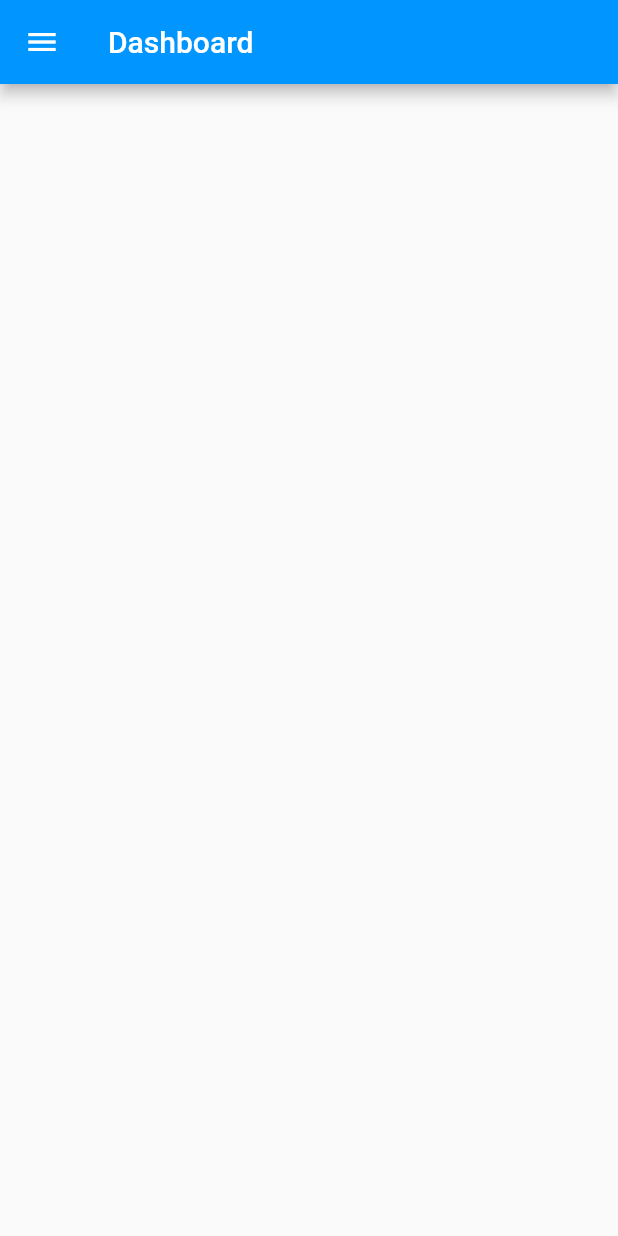
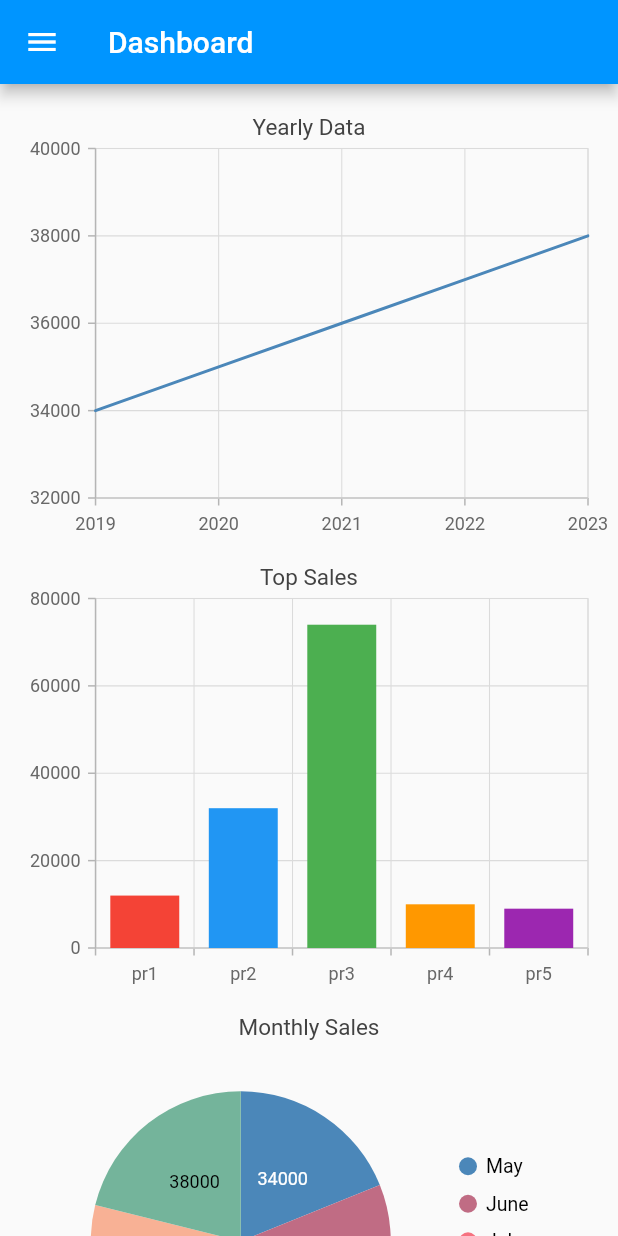
Before and after one commit to sally-AH/predict_pro_app, a Flutter app: the Dashboard screen opened directly, on a phone screen of 412 x 824 dp. Run offline on Flutter 3.47's test engine with Material 2 defaults, Android fonts, the phone set to English and light mode, and no system bars; our stand-ins replace cloud_firestore, firebase_auth, firebase_core, firebase_messaging, fl_chart, rive and 2 more; missing offline and left inert: flutter_launcher_icons; accounts and stored records are empty; project files that could hold a hidden picture were left out.

Commit message:
Frontend <> Added Yearly Chart

```diff
--- a/frontend/lib/dashboard.dart
+++ b/frontend/lib/dashboard.dart
@@ -4,6 +4,10 @@ import 'package:predict_pro/menu/side_menu.dart';
 import 'package:predict_pro/models/rive_asset.dart';
 import 'package:predict_pro/rive_utils.dart';
 import 'package:rive/rive.dart';
+import 'package:fl_chart/fl_chart.dart';
+// import 'package:fl_animated_linechart/fl_animated_linechart.dart';
+import 'package:syncfusion_flutter_charts/charts.dart';
+// import 'package:syncfusion_flutter_charts/sparkcharts.dart';
 
 class Dashboard extends StatefulWidget {
   const Dashboard({super.key});
@@ -14,6 +18,30 @@ class Dashboard extends StatefulWidget {
 
 class _DashboardState extends State<Dashboard> {
   late SMIBool isMenuClosed;
+  final List<SalesData> charData = [
+    SalesData(2019, 34000, Colors.red),
+    SalesData(2020, 35000, Colors.blue),
+    SalesData(2021, 36000, Colors.green),
+    SalesData(2022, 37000, Colors.orange),
+    SalesData(2023, 38000, Colors.purple),
+  ];
+
+  final List<PieData> pieCharData = [
+    PieData("May", 34000, Colors.red),
+    PieData("June", 35000, Colors.blue),
+    PieData("July", 36000, Colors.green),
+    PieData("August", 37000, Colors.orange),
+    PieData("September", 38000, Colors.purple),
+  ];
+
+  final List<BarData> barCharData = [
+    BarData("pr1", 12000, Colors.red),
+    BarData("pr2", 32000, Colors.blue),
+    BarData("pr3", 74000, Colors.green),
+    BarData("pr4", 10000, Colors.orange),
+    BarData("pr5", 9000, Colors.purple),
+  ];
+
   @override
   Widget build(BuildContext context) {
     return Scaffold(
@@ -24,6 +52,82 @@ class _DashboardState extends State<Dashboard> {
         backgroundColor: Color.fromRGBO(0, 149, 255, 100),
         title: Text("Dashboard"),
       ),
+      body: SingleChildScrollView(
+        child: Container(
+          margin: EdgeInsets.all(10),
+          child: Column(
+            children: [
+              SfCartesianChart(
+                title: ChartTitle(text: 'Yearly Data'),
+                series: <ChartSeries>[
+                  LineSeries <SalesData, dynamic>(
+                      pointColorMapper: (SalesData sales, _)=>sales.color,
+                      dataSource: charData,
+                      xValueMapper: (SalesData sales, _)=>sales.year,
+                      yValueMapper: (SalesData sales, _)=>sales.sales
+                  ),
+                ],
+              ),
+              SfCartesianChart(
+                title: ChartTitle(text: 'Top Sales'),
+                // legend: Legend(isVisible: true),
+                primaryXAxis: CategoryAxis(),
+                series: <ChartSeries> [
+                  StackedColumnSeries<BarData, dynamic>(
+                    pointColorMapper: (BarData bar, _)=>bar.color,
+                    dataSource: barCharData,
+                    xValueMapper: (BarData bar, _)=>bar.product,
+                    yValueMapper: (BarData bar, _)=>bar.sales,
+                  ),
+                ],
+
+              ),
+              SfCircularChart(
+                title: ChartTitle(text: 'Monthly Sales'),
+                legend: Legend(isVisible: true),
+                series: [
+                  PieSeries<PieData, dynamic>(
+                      enableTooltip: true,
+                      explode: true,
+                      explodeAll: true,
+                      radius: '100',
+                      dataSource: pieCharData,
+                      xValueMapper: (PieData data, _)=>data.month,
+                      yValueMapper: (PieData data, _)=>data.sales,
+                      dataLabelSettings: DataLabelSettings(
+                        isVisible: true,
+                      )
+                  ),
+
+                ],
+              ),
+            ],
+          ),
+
+        ),
+      ),
+
     );
   }
 }
+
+class SalesData {
+  final int year;
+  final double sales;
+  final Color color;
+  SalesData(this.year, this.sales, this.color);
+}
+
+class PieData {
+  final String month;
+  final double sales;
+  final Color color;
+  PieData(this.month, this.sales, this.color);
+}
+
+class BarData {
+  final String product;
+  final double sales;
+  final Color color;
+  BarData(this.product, this.sales, this.color);
+}
--- a/frontend/lib/main.dart
+++ b/frontend/lib/main.dart
@@ -37,10 +37,10 @@ Future<void> main() async{
         // home: StockPage(),
         // home: ItemPage(),
         // home: ChatPage(),
-        home: HomePage(),
+        // home: HomePage(),
         // home: Contacts(),
         // home: SideMenu(),
-        //home: Dashboard(),
+        home: Dashboard(),
         routes: {
           "/items": (context) =>  ItemPage(),
         },
--- a/frontend/pubspec.yaml
+++ b/frontend/pubspec.yaml
@@ -45,6 +45,9 @@ dependencies:
   firebase_messaging: ^14.6.8
   firebase_storage: ^11.2.7
   flutter_launcher_icons: ^0.13.1
+  fl_chart: ^0.63.0
+  fl_animated_linechart: ^1.1.9
+  syncfusion_flutter_charts: ^23.1.38
 
 
 
```
Also changed, not shown: frontend/pubspec.lock.
